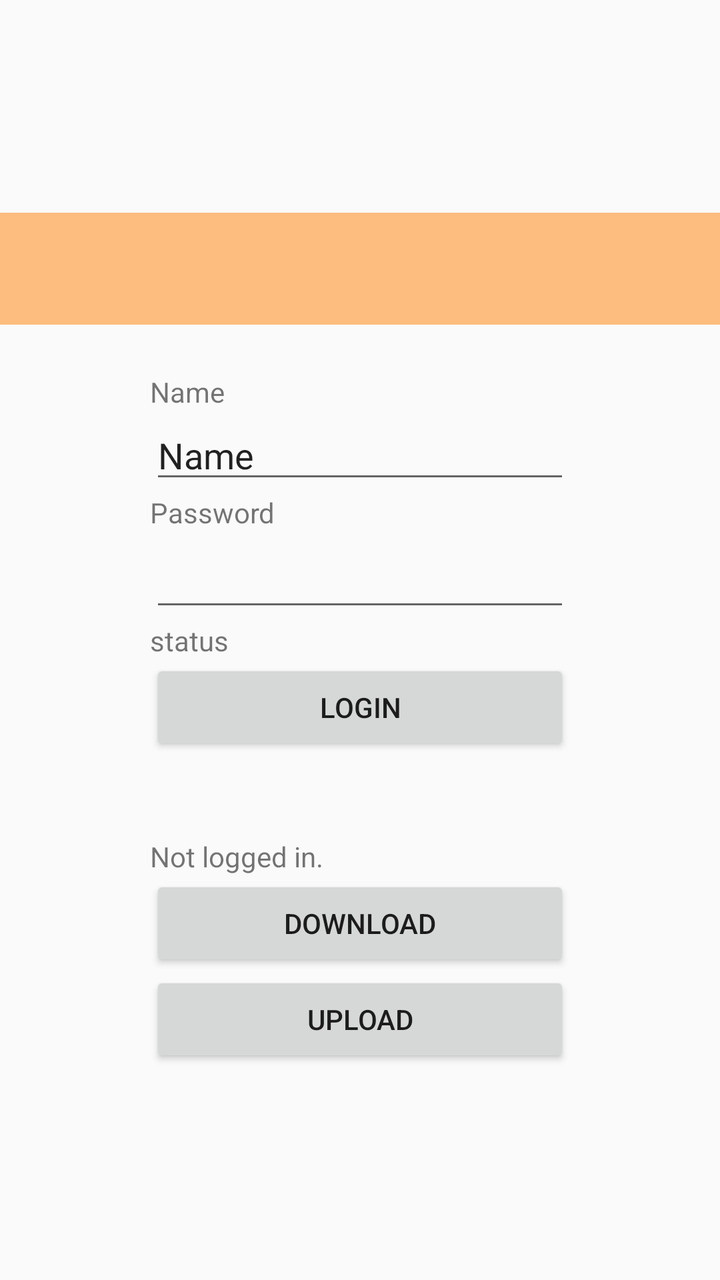
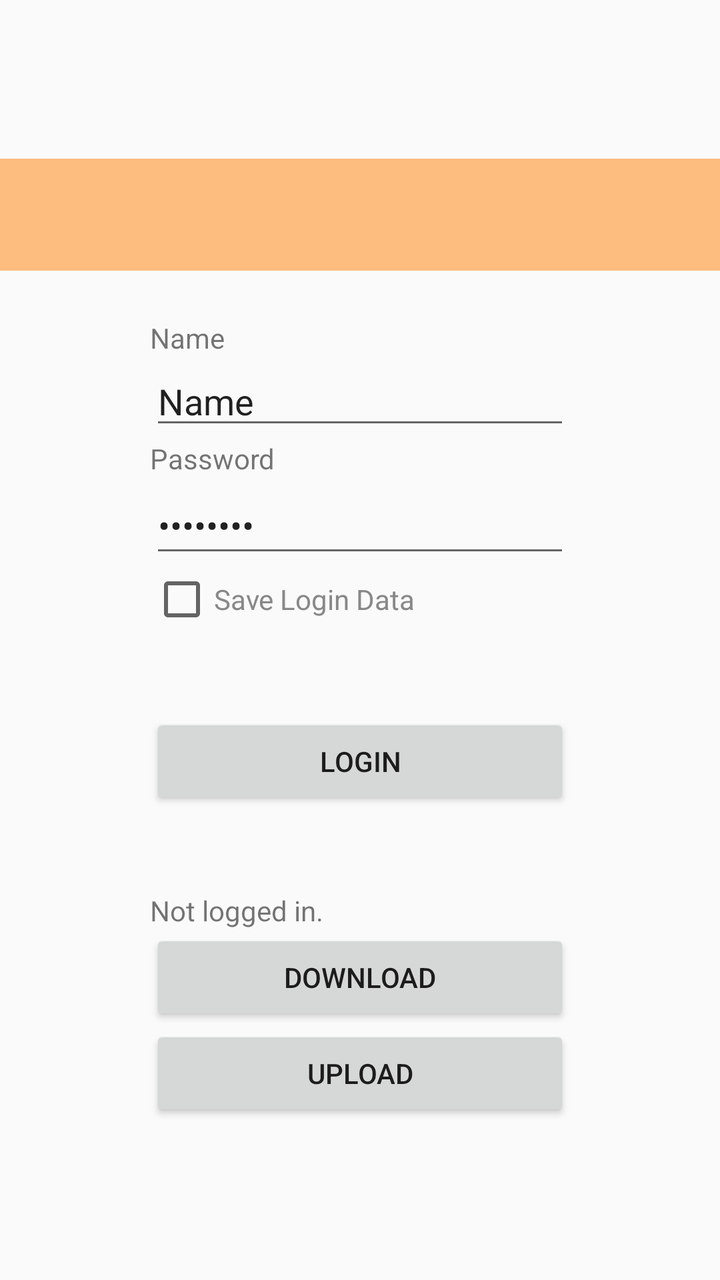

An Android layout rendered at two revisions. The XML below is the earlier revision; the diff shows what the commit changed to produce the second picture.
<!-- AndroidManifest.xml: activity theme AppTheme.NoActionBar -->
<!-- res/layout/sync.xml -->
<?xml version="1.0" encoding="utf-8"?>
    <LinearLayout xmlns:android="http://schemas.android.com/apk/res/android"
        xmlns:app="http://schemas.android.com/apk/res-auto"
        xmlns:tools="http://schemas.android.com/tools"
        android:layout_width="match_parent"
        android:layout_height="wrap_content"
        tools:context=".SyncActivity"
        android:gravity="center"
        android:orientation="vertical"
        >

        <com.google.android.material.appbar.AppBarLayout
            android:layout_width="match_parent"
            android:layout_height="wrap_content"
            android:theme="@style/AppTheme.AppBarOverlay">

            <androidx.appcompat.widget.Toolbar
                android:id="@+id/synctoolbar"
                android:layout_width="match_parent"
                android:layout_height="?attr/actionBarSize"
                android:background="@color/color_syncHeader_bg"
                app:popupTheme="@style/AppTheme.PopupOverlay" />

        </com.google.android.material.appbar.AppBarLayout>

        <ScrollView
            android:layout_width="wrap_content"
            android:layout_height="wrap_content">
        <LinearLayout
            android:layout_width="wrap_content"
            android:layout_height="wrap_content"
            android:layout_marginTop="24dp"
            android:orientation="vertical">

            <TextView
                android:id="@+id/textView2"
                android:layout_width="wrap_content"
                android:layout_height="wrap_content"
                android:text="@string/SyncName" />

            <EditText
                android:id="@+id/editTextTextPersonName"
                android:layout_width="wrap_content"
                android:layout_height="wrap_content"
                android:autofillHints=""
                android:ems="10"
                android:inputType="textPersonName"
                android:text="@string/SyncName"
                tools:ignore="LabelFor" />

            <TextView
                android:id="@+id/textView3"
                android:layout_width="wrap_content"
                android:layout_height="wrap_content"
                android:text="@string/SyncPW" />

            <EditText
                android:id="@+id/editTextTextPassword"
                android:layout_width="wrap_content"
                android:layout_height="45dp"
                android:autofillHints=""
                android:ems="10"
                android:inputType="textPassword"
                tools:ignore="LabelFor" />

            <TextView
                android:id="@+id/textView"
                android:layout_width="wrap_content"
                android:layout_height="wrap_content"
                android:text="@string/SyncStatus" />

            <Button
                android:id="@+id/button"
                android:layout_width="match_parent"
                android:layout_height="wrap_content"
                android:onClick="btnClick"
                android:text="@string/SyncLogin" />

            <Space
                android:layout_width="match_parent"
                android:layout_height="41dp" />

            <TextView
                android:id="@+id/syncRemStatus"
                android:layout_width="wrap_content"
                android:layout_height="wrap_content"
                android:text="@string/NotLoggedIn" />

            <Button
                android:id="@+id/button3"
                android:layout_width="match_parent"
                android:layout_height="wrap_content"
                android:onClick="btnDownload"
                android:text="@string/SyncDownload"
                tools:visibility="invisible" />

            <Button
                android:id="@+id/btnUpload"
                android:layout_width="match_parent"
                android:layout_height="wrap_content"
                android:onClick="btnUpload"
                android:text="@string/SyncUpload"
                tools:visibility="invisible" />

        </LinearLayout>
        </ScrollView>
    </LinearLayout>
<!-- resources referenced by this layout -->
<resources>
  <color name="color_syncHeader_bg">#FCBD7E</color>
  <string name="NotLoggedIn">Not logged in.</string>
  <string name="SyncDownload">download</string>
  <string name="SyncLogin">Login</string>
  <string name="SyncName">Name</string>
  <string name="SyncPW">Password</string>
  <string name="SyncStatus">status</string>
  <string name="SyncUpload">Upload</string>
  <style name="AppTheme.AppBarOverlay" parent="ThemeOverlay.AppCompat.Dark.ActionBar" />
  <style name="AppTheme.PopupOverlay" parent="ThemeOverlay.AppCompat.Light" />
  <style name="AppTheme.NoActionBar">
          <item name="windowActionBar">false</item>
          <item name="windowNoTitle">true</item>
      </style>
</resources>

<!-- the commit's change to res/layout/sync.xml (unified diff, before → after) -->
@@ -39,7 +39,7 @@
                 android:text="@string/SyncName" />
 
             <EditText
-                android:id="@+id/editTextTextPersonName"
+                android:id="@+id/edit_loginName"
                 android:layout_width="wrap_content"
                 android:layout_height="wrap_content"
                 android:autofillHints=""
@@ -55,25 +55,32 @@
                 android:text="@string/SyncPW" />
 
             <EditText
-                android:id="@+id/editTextTextPassword"
+                android:id="@+id/edit_loginPW"
                 android:layout_width="wrap_content"
                 android:layout_height="45dp"
                 android:autofillHints=""
                 android:ems="10"
+                android:text="Password"
                 android:inputType="textPassword"
                 tools:ignore="LabelFor" />
 
-            <TextView
-                android:id="@+id/textView"
-                android:layout_width="wrap_content"
+            <CheckBox
+                android:id="@+id/cb_autologin"
+                android:layout_width="match_parent"
                 android:layout_height="wrap_content"
-                android:text="@string/SyncStatus" />
+                android:text="@string/save_login_data"
+                android:textColor="#888"
+                />
+
+            <Space
+                android:layout_width="match_parent"
+                android:layout_height="41dp" />
 
             <Button
-                android:id="@+id/button"
+                android:id="@+id/btn_login"
                 android:layout_width="match_parent"
                 android:layout_height="wrap_content"
-                android:onClick="btnClick"
+                android:onClick="loginClick"
                 android:text="@string/SyncLogin" />
 
             <Space
@@ -81,7 +88,7 @@
                 android:layout_height="41dp" />
 
             <TextView
-                android:id="@+id/syncRemStatus"
+                android:id="@+id/statusText"
                 android:layout_width="wrap_content"
                 android:layout_height="wrap_content"
                 android:text="@string/NotLoggedIn" />
@@ -92,7 +99,7 @@
                 android:layout_height="wrap_content"
                 android:onClick="btnDownload"
                 android:text="@string/SyncDownload"
-                tools:visibility="invisible" />
+                tools:visibility="visible" />
 
             <Button
                 android:id="@+id/btnUpload"
@@ -100,7 +107,7 @@
                 android:layout_height="wrap_content"
                 android:onClick="btnUpload"
                 android:text="@string/SyncUpload"
-                tools:visibility="invisible" />
+                tools:visibility="visible" />
 
         </LinearLayout>
         </ScrollView>
<!-- resource entries referenced after the edit -->
@@ -6,8 +6,8 @@
   <string name="SyncLogin">Login</string>
   <string name="SyncName">Name</string>
   <string name="SyncPW">Password</string>
-  <string name="SyncStatus">status</string>
   <string name="SyncUpload">Upload</string>
+  <string name="save_login_data">Save Login Data</string>
   <style name="AppTheme.AppBarOverlay" parent="ThemeOverlay.AppCompat.Dark.ActionBar" />
   <style name="AppTheme.PopupOverlay" parent="ThemeOverlay.AppCompat.Light" />
   <style name="AppTheme.NoActionBar">
